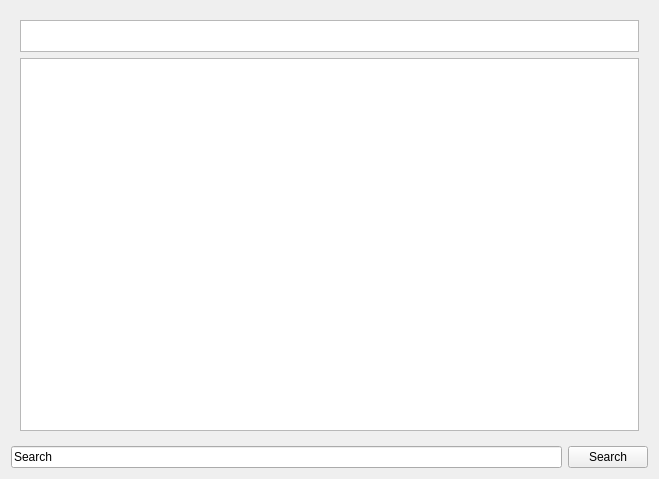
Old version of the form ui/tree.ui in the repository viur-framework/viur-admin.
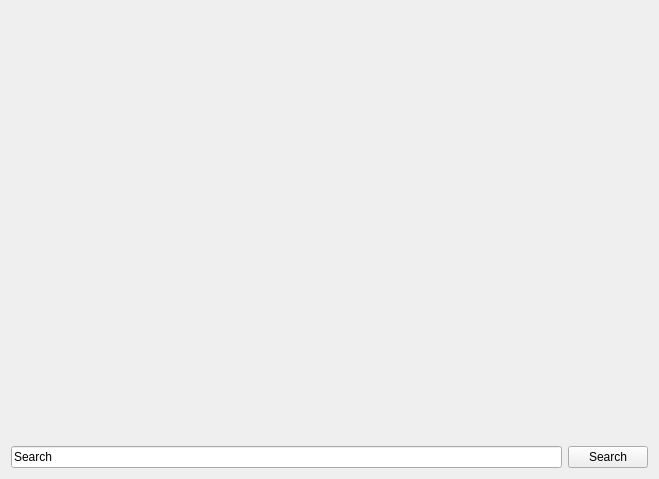
New version of the form. Icons and pictures are not drawn.

Diff of the .ui file:
```diff
--- a/ui/tree.ui
+++ b/ui/tree.ui
@@ -21,81 +21,7 @@
     <widget class="QWidget" name="verticalLayout_3" native="true">
      <layout class="QVBoxLayout" name="verticalLayout_2">
       <item>
-       <widget class="QListWidget" name="pathlist">
-        <property name="maximumSize">
-         <size>
-          <width>16777215</width>
-          <height>32</height>
-         </size>
-        </property>
-        <property name="acceptDrops">
-         <bool>true</bool>
-        </property>
-        <property name="verticalScrollBarPolicy">
-         <enum>Qt::ScrollBarAlwaysOff</enum>
-        </property>
-        <property name="dragDropMode">
-         <enum>QAbstractItemView::DropOnly</enum>
-        </property>
-        <property name="flow">
-         <enum>QListView::LeftToRight</enum>
-        </property>
-       </widget>
-      </item>
-      <item>
-       <widget class="QListWidget" name="listWidget">
-        <property name="contextMenuPolicy">
-         <enum>Qt::CustomContextMenu</enum>
-        </property>
-        <property name="acceptDrops">
-         <bool>true</bool>
-        </property>
-        <property name="dragEnabled">
-         <bool>true</bool>
-        </property>
-        <property name="dragDropMode">
-         <enum>QAbstractItemView::DragDrop</enum>
-        </property>
-        <property name="defaultDropAction">
-         <enum>Qt::MoveAction</enum>
-        </property>
-        <property name="alternatingRowColors">
-         <bool>false</bool>
-        </property>
-        <property name="selectionMode">
-         <enum>QAbstractItemView::ExtendedSelection</enum>
-        </property>
-        <property name="iconSize">
-         <size>
-          <width>48</width>
-          <height>48</height>
-         </size>
-        </property>
-        <property name="movement">
-         <enum>QListView::Snap</enum>
-        </property>
-        <property name="layoutMode">
-         <enum>QListView::Batched</enum>
-        </property>
-        <property name="gridSize">
-         <size>
-          <width>128</width>
-          <height>128</height>
-         </size>
-        </property>
-        <property name="viewMode">
-         <enum>QListView::IconMode</enum>
-        </property>
-        <property name="uniformItemSizes">
-         <bool>false</bool>
-        </property>
-        <property name="wordWrap">
-         <bool>true</bool>
-        </property>
-        <property name="sortingEnabled">
-         <bool>true</bool>
-        </property>
-       </widget>
+       <layout class="QVBoxLayout" name="listWidgetBox"/>
       </item>
       <item>
        <layout class="QVBoxLayout" name="boxUpload"/>
```
Left out of the diff: 3 changed lines with no effect on the pictures.
